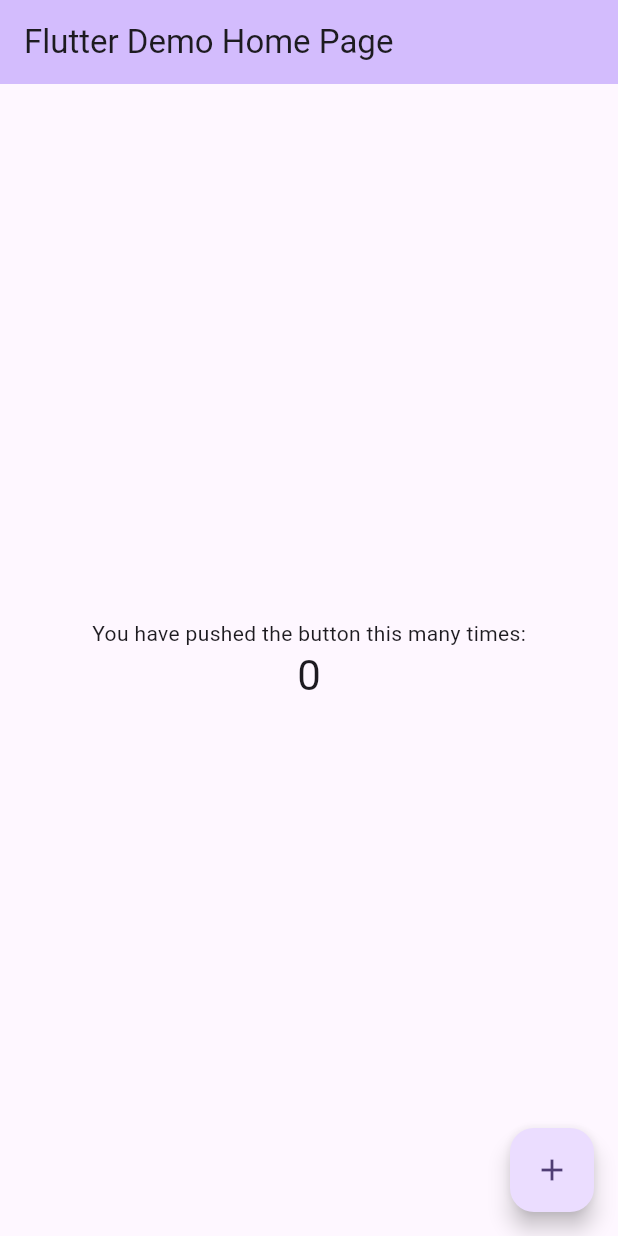
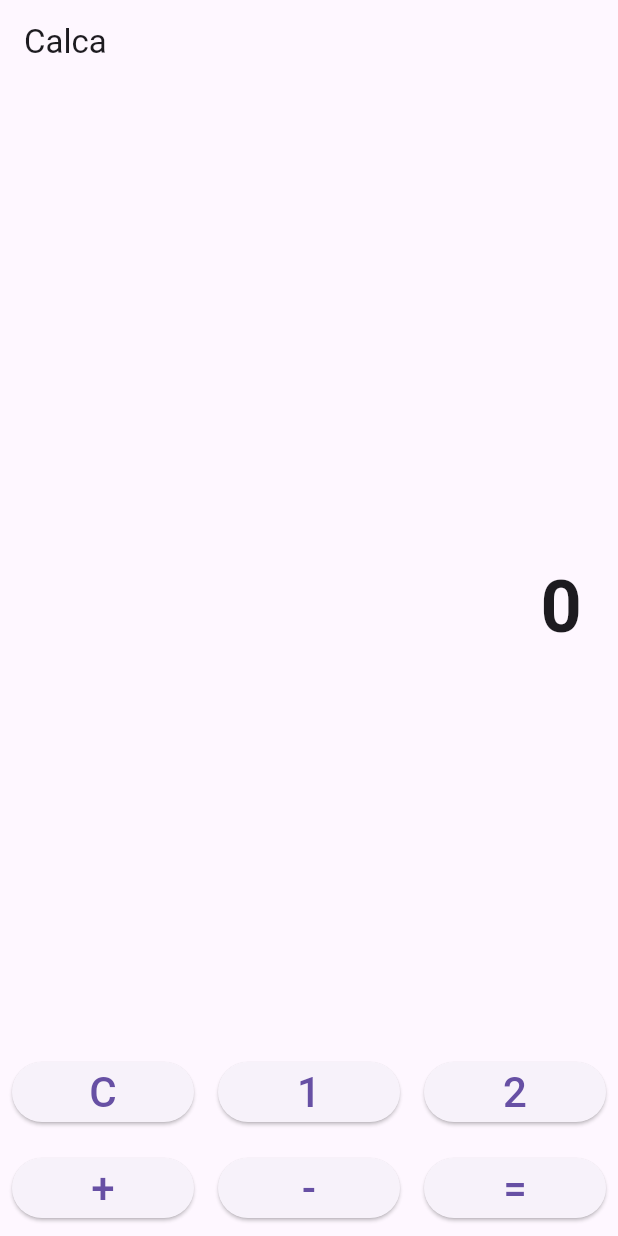
Before and after one commit to nexvlif/Calca, a Flutter app: the screen it shows after launch, on a phone screen of 412 x 824 dp. Run offline on Flutter 3.47's test engine with Material 3 defaults, Android fonts, the phone set to English and light mode, and no system bars.

Commit message:
feat basic features

```diff
--- /dev/null
+++ b/devtools_options.yaml
@@ -0,0 +1,3 @@
+description: This file stores settings for Dart & Flutter DevTools.
+documentation: https://docs.flutter.dev/tools/devtools/extensions#configure-extension-enablement-states
+extensions:
--- /dev/null
+++ b/lib/domain/repositories/calculator_repository.dart
@@ -0,0 +1,3 @@
+abstract class CalculatorRepository {
+  String calculate(String expression);
+}
--- /dev/null
+++ b/lib/domain/usecases/calculate_usecase.dart
@@ -0,0 +1,11 @@
+import 'package:calca/domain/repositories/calculator_repository.dart';
+
+class CalculateUsecase {
+  final CalculatorRepository repository;
+
+  CalculateUsecase(this.repository);
+
+  String call(String expression) {
+    return repository.calculate(expression);
+  }
+}
--- a/lib/main.dart
+++ b/lib/main.dart
@@ -1,7 +1,21 @@
+import 'package:calca/data/repositories/calculator_repository_impl.dart';
+import 'package:calca/presentation/pages/calculator_page.dart';
+import 'package:provider/provider.dart';
+import 'package:calca/domain/usecases/calculate_usecase.dart';
+import 'package:calca/presentation/viewmodels/calculator_viewmodel.dart';
 import 'package:flutter/material.dart';
 
 void main() {
-  runApp(const MyApp());
+  final repository = CalculatorRepositoryImpl();
+  final useCase = CalculateUsecase(repository);
+
+  runApp(
+    ChangeNotifierProvider(
+      create: (_) => CalculatorViewmodel(useCase),
+
+      child: const MyApp(),
+    ),
+  );
 }
 
 class MyApp extends StatelessWidget {
@@ -12,97 +26,8 @@ class MyApp extends StatelessWidget {
     return MaterialApp(
       title: 'Calca',
       debugShowCheckedModeBanner: false,
-      theme: ThemeData(
-        colorScheme: .fromSeed(seedColor: Colors.deepPurple),
-      ),
-      home: const MyHomePage(title: 'Flutter Demo Home Page'),
-      debugShowMaterialGrid: false,
+      theme: ThemeData.light(),
+      home: const CalculatorPage(),
     );
   }
 }
-
-class MyHomePage extends StatefulWidget {
-  const MyHomePage({super.key, required this.title});
-
-  // This widget is the home page of your application. It is stateful, meaning
-  // that it has a State object (defined below) that contains fields that affect
-  // how it looks.
-
-  // This class is the configuration for the state. It holds the values (in this
-  // case the title) provided by the parent (in this case the App widget) and
-  // used by the build method of the State. Fields in a Widget subclass are
-  // always marked "final".
-
-  final String title;
-
-  @override
-  State<MyHomePage> createState() => _MyHomePageState();
-}
-
-class _MyHomePageState extends State<MyHomePage> {
-  int _counter = 0;
-
-  void _incrementCounter() {
-    setState(() {
-      // This call to setState tells the Flutter framework that something has
-      // changed in this State, which causes it to rerun the build method below
-      // so that the display can reflect the updated values. If we changed
-      // _counter without calling setState(), then the build method would not be
-      // called again, and so nothing would appear to happen.
-      _counter++;
-    });
-  }
-
-  @override
-  Widget build(BuildContext context) {
-    // This method is rerun every time setState is called, for instance as done
-    // by the _incrementCounter method above.
-    //
-    // The Flutter framework has been optimized to make rerunning build methods
-    // fast, so that you can just rebuild anything that needs updating rather
-    // than having to individually change instances of widgets.
-    return Scaffold(
-      appBar: AppBar(
-        // TRY THIS: Try changing the color here to a specific color (to
-        // Colors.amber, perhaps?) and trigger a hot reload to see the AppBar
-        // change color while the other colors stay the same.
-        backgroundColor: Theme.of(context).colorScheme.inversePrimary,
-        // Here we take the value from the MyHomePage object that was created by
-        // the App.build method, and use it to set our appbar title.
-        title: Text(widget.title),
-      ),
-      body: Center(
-        // Center is a layout widget. It takes a single child and positions it
-        // in the middle of the parent.
-        child: Column(
-          // Column is also a layout widget. It takes a list of children and
-          // arranges them vertically. By default, it sizes itself to fit its
-          // children horizontally, and tries to be as tall as its parent.
-          //
-          // Column has various properties to control how it sizes itself and
-          // how it positions its children. Here we use mainAxisAlignment to
-          // center the children vertically; the main axis here is the vertical
-          // axis because Columns are vertical (the cross axis would be
-          // horizontal).
-          //
-          // TRY THIS: Invoke "debug painting" (choose the "Toggle Debug Paint"
-          // action in the IDE, or press "p" in the console), to see the
-          // wireframe for each widget.
-          mainAxisAlignment: .center,
-          children: [
-            const Text('You have pushed the button this many times:'),
-            Text(
-              '$_counter',
-              style: Theme.of(context).textTheme.headlineMedium,
-            ),
-          ],
-        ),
-      ),
-      floatingActionButton: FloatingActionButton(
-        onPressed: _incrementCounter,
-        tooltip: 'Increment',
-        child: const Icon(Icons.add),
-      ),
-    );
-  }
-}
--- /dev/null
+++ b/lib/presentation/pages/calculator_page.dart
@@ -0,0 +1,59 @@
+import 'package:calca/presentation/viewmodels/calculator_viewmodel.dart';
+import 'package:calca/presentation/widgets/calc_button.dart';
+import 'package:provider/provider.dart';
+import 'package:flutter/material.dart';
+
+class CalculatorPage extends StatelessWidget {
+  const CalculatorPage({super.key});
+
+  @override
+  Widget build(BuildContext context) {
+    final vm = context.watch<CalculatorViewmodel>();
+
+    return Scaffold(
+      appBar: AppBar(title: const Text('Calca')),
+
+      body: Column(
+        children: [
+          Expanded(
+            child: Container(
+              alignment: Alignment.bottomRight,
+              padding: const EdgeInsets.all(24),
+              child: Column(
+                mainAxisAlignment: MainAxisAlignment.center,
+                crossAxisAlignment: CrossAxisAlignment.end,
+
+                children: [
+                  Text(vm.expression, style: const TextStyle(fontSize: 32)),
+                  const SizedBox(height: 12),
+
+                  Text(
+                    vm.result,
+                    style: const TextStyle(
+                      fontSize: 48,
+                      fontWeight: FontWeight.bold,
+                    ),
+                  ),
+                ],
+              ),
+            ),
+          ),
+          Row(
+            children: [
+              CalcButton(text: 'C', onTap: () => vm.clear()),
+              CalcButton(text: '1', onTap: () => vm.addValue('1')),
+              CalcButton(text: '2', onTap: () => vm.addValue('2')),
+            ],
+          ),
+          Row(
+            children: [
+              CalcButton(text: '+', onTap: () => vm.addValue('+')),
+              CalcButton(text: '-', onTap: () => vm.addValue('-')),
+              CalcButton(text: '=', onTap: () => vm.calculate()),
+            ],
+          ),
+        ],
+      ),
+    );
+  }
+}
--- /dev/null
+++ b/lib/presentation/viewmodels/calculator_viewmodel.dart
@@ -0,0 +1,42 @@
+import 'package:calca/domain/usecases/calculate_usecase.dart';
+import 'package:flutter/material.dart';
+
+class CalculatorViewmodel extends ChangeNotifier {
+  final CalculateUsecase calculateUsecase;
+
+  CalculatorViewmodel(this.calculateUsecase);
+
+  String expression = '';
+  String result = '0';
+  bool isOnePlusOne = false;
+  bool alreadyCalculated = false;
+
+  void addValue(String value) {
+    expression += value;
+    notifyListeners();
+  }
+
+  void clear() {
+    expression = '';
+    result = '0';
+    alreadyCalculated = false;
+    notifyListeners();
+  }
+
+  void calculate() {
+    if (expression == '1+1' && alreadyCalculated) {
+      result = 'Hello World';
+      notifyListeners();
+      return;
+    }
+
+    result = calculateUsecase(expression);
+
+    if (expression == '1+1') {
+      alreadyCalculated = true;
+    } else {
+      alreadyCalculated = false;
+    }
+    notifyListeners();
+  }
+}
--- /dev/null
+++ b/lib/presentation/widgets/calc_button.dart
@@ -0,0 +1,21 @@
+import 'package:flutter/material.dart';
+
+class CalcButton extends StatelessWidget {
+  final String text;
+  final VoidCallback onTap;
+
+  const CalcButton({super.key, required this.text, required this.onTap});
+
+  @override
+  Widget build(BuildContext context) {
+    return Expanded(
+      child: Padding(
+        padding: const EdgeInsets.all(8),
+        child: ElevatedButton(
+          onPressed: onTap,
+          child: Text(text, style: const TextStyle(fontSize: 28)),
+        ),
+      ),
+    );
+  }
+}
--- a/pubspec.yaml
+++ b/pubspec.yaml
@@ -35,6 +35,7 @@ dependencies:
   # Use with the CupertinoIcons class for iOS style icons.
   cupertino_icons: ^1.0.8
   flutter_launcher_icons: ^0.14.4
+  provider: ^6.1.5+1
 
 dev_dependencies:
   flutter_test:
```
Also changed, not shown: lib/data/repositories/calculator_repository_impl.dart (added, +38 -0 lines), pubspec.lock, 1 other file.
